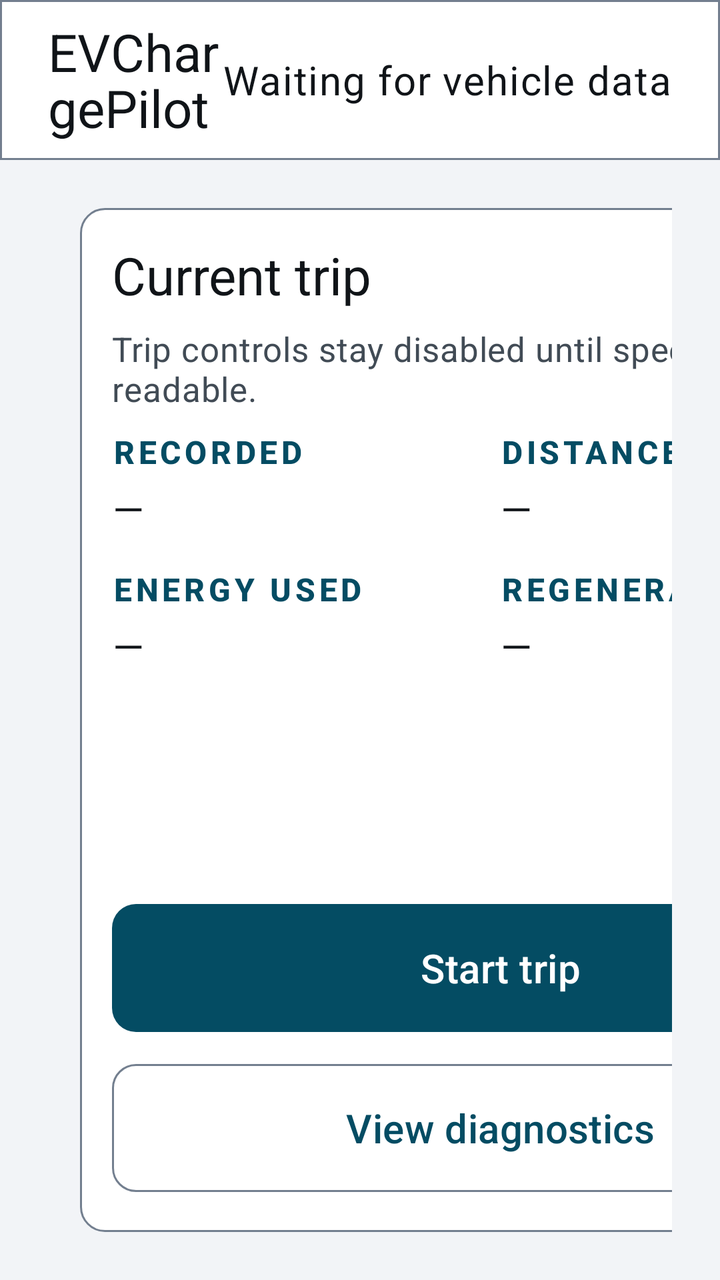
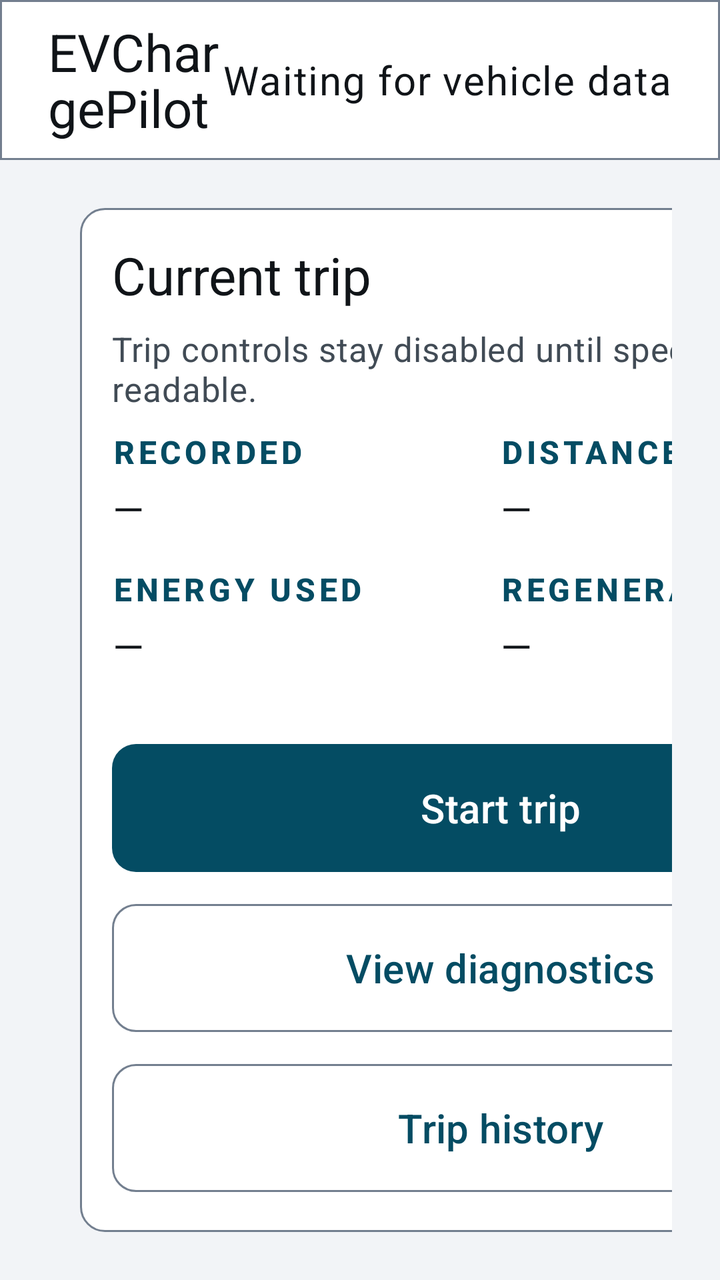

Compare the two renders of this Android layout. The source of the first and the diff that turns it into the second are given below.
<!-- AndroidManifest.xml: application theme Theme.EVChargePilot -->
<!-- res/layout/activity_main.xml -->
<?xml version="1.0" encoding="utf-8"?>
<LinearLayout xmlns:android="http://schemas.android.com/apk/res/android"
    xmlns:app="http://schemas.android.com/apk/res-auto"
    android:layout_width="match_parent"
    android:layout_height="match_parent"
    android:orientation="vertical">

    <LinearLayout
        android:layout_width="match_parent"
        android:layout_height="80dp"
        android:background="@drawable/bg_topbar"
        android:gravity="center_vertical"
        android:orientation="horizontal"
        android:paddingStart="@dimen/spacing_lg"
        android:paddingEnd="@dimen/spacing_lg">

        <TextView
            android:layout_width="0dp"
            android:layout_height="wrap_content"
            android:layout_weight="1"
            android:text="@string/app_name"
            android:textAppearance="@style/Text.EV.Title" />

        <TextView
            android:id="@+id/dataStatus"
            android:layout_width="wrap_content"
            android:layout_height="wrap_content"
            android:drawablePadding="@dimen/spacing_sm"
            android:text="@string/status_waiting_for_vehicle"
            android:textAppearance="@style/Text.EV.Body" />
    </LinearLayout>

    <LinearLayout
        android:layout_width="match_parent"
        android:layout_height="0dp"
        android:layout_weight="1"
        android:baselineAligned="false"
        android:orientation="horizontal"
        android:padding="@dimen/spacing_lg">

        <LinearLayout
            android:layout_width="0dp"
            android:layout_height="match_parent"
            android:layout_weight="1"
            android:orientation="vertical">

            <LinearLayout
                android:layout_width="match_parent"
                android:layout_height="190dp"
                android:background="@drawable/bg_card"
                android:baselineAligned="false"
                android:gravity="center_vertical"
                android:orientation="horizontal"
                android:padding="@dimen/spacing_lg">

                <LinearLayout
                    android:layout_width="0dp"
                    android:layout_height="wrap_content"
                    android:layout_weight="2"
                    android:orientation="vertical">

                    <TextView
                        android:layout_width="wrap_content"
                        android:layout_height="wrap_content"
                        android:text="@string/label_battery"
                        android:textAppearance="@style/Text.EV.SectionHeader" />

                    <TextView
                        android:id="@+id/socValue"
                        android:layout_width="wrap_content"
                        android:layout_height="wrap_content"
                        android:layout_marginTop="@dimen/spacing_sm"
                        android:fontFeatureSettings="tnum"
                        android:text="@string/value_soc_unavailable"
                        android:textAppearance="@style/Text.EV.Display" />

                    <TextView
                        android:layout_width="wrap_content"
                        android:layout_height="wrap_content"
                        android:layout_marginTop="@dimen/spacing_xs"
                        android:text="@string/soc_vehicle_reported"
                        android:textAppearance="@style/Text.EV.Secondary" />
                </LinearLayout>

                <LinearLayout
                    android:layout_width="0dp"
                    android:layout_height="wrap_content"
                    android:layout_weight="1"
                    android:gravity="end"
                    android:orientation="vertical">

                    <TextView
                        android:layout_width="wrap_content"
                        android:layout_height="wrap_content"
                        android:text="@string/label_power"
                        android:textAppearance="@style/Text.EV.SectionHeader" />

                    <TextView
                        android:id="@+id/powerValue"
                        android:layout_width="wrap_content"
                        android:layout_height="wrap_content"
                        android:layout_marginTop="@dimen/spacing_sm"
                        android:fontFeatureSettings="tnum"
                        android:text="@string/value_power_unavailable"
                        android:textAppearance="@style/Text.EV.Body" />

                    <TextView
                        android:layout_width="wrap_content"
                        android:layout_height="wrap_content"
                        android:layout_marginTop="@dimen/spacing_xs"
                        android:text="@string/power_sign_help"
                        android:textAppearance="@style/Text.EV.Secondary" />
                </LinearLayout>
            </LinearLayout>

            <LinearLayout
                android:layout_width="match_parent"
                android:layout_height="0dp"
                android:layout_weight="1"
                android:layout_marginTop="@dimen/spacing_md"
                android:background="@drawable/bg_card"
                android:orientation="vertical">

                <LinearLayout
                    android:layout_width="match_parent"
                    android:layout_height="0dp"
                    android:layout_weight="1"
                    android:baselineAligned="false"
                    android:orientation="horizontal">

                    <LinearLayout
                        style="@style/Widget.EV.Readout"
                        android:layout_width="0dp"
                        android:layout_height="match_parent"
                        android:layout_weight="1"
                        android:layout_marginEnd="@dimen/spacing_sm">
                        <TextView style="@style/Text.EV.ReadoutLabel" android:text="@string/label_range" />
                        <TextView android:id="@+id/rangeValue" style="@style/Text.EV.ReadoutValue" />
                    </LinearLayout>

                    <View
                        android:layout_width="1dp"
                        android:layout_height="match_parent"
                        android:background="@color/ev_outline" />

                    <LinearLayout
                        style="@style/Widget.EV.Readout"
                        android:layout_width="0dp"
                        android:layout_height="match_parent"
                        android:layout_weight="1"
                        android:layout_marginStart="@dimen/spacing_sm"
                        android:layout_marginEnd="@dimen/spacing_sm">
                        <TextView style="@style/Text.EV.ReadoutLabel" android:text="@string/label_speed" />
                        <TextView android:id="@+id/speedValue" style="@style/Text.EV.ReadoutValue" />
                    </LinearLayout>

                    <View
                        android:layout_width="1dp"
                        android:layout_height="match_parent"
                        android:background="@color/ev_outline" />

                    <LinearLayout
                        style="@style/Widget.EV.Readout"
                        android:layout_width="0dp"
                        android:layout_height="match_parent"
                        android:layout_weight="1"
                        android:layout_marginStart="@dimen/spacing_sm">
                        <TextView style="@style/Text.EV.ReadoutLabel" android:text="@string/label_climate" />
                        <TextView android:id="@+id/climateValue" style="@style/Text.EV.ReadoutValue" />
                    </LinearLayout>
                </LinearLayout>

                <View
                    android:layout_width="match_parent"
                    android:layout_height="1dp"
                    android:background="@color/ev_outline" />

                <LinearLayout
                    android:layout_width="match_parent"
                    android:layout_height="0dp"
                    android:layout_weight="1"
                    android:baselineAligned="false"
                    android:orientation="horizontal">

                    <LinearLayout
                        style="@style/Widget.EV.Readout"
                        android:layout_width="0dp"
                        android:layout_height="match_parent"
                        android:layout_weight="1"
                        android:layout_marginEnd="@dimen/spacing_sm">
                        <TextView style="@style/Text.EV.ReadoutLabel" android:text="@string/label_outside_temp" />
                        <TextView android:id="@+id/outsideTempValue" style="@style/Text.EV.ReadoutValue" />
                    </LinearLayout>

                    <View
                        android:layout_width="1dp"
                        android:layout_height="match_parent"
                        android:background="@color/ev_outline" />

                    <LinearLayout
                        style="@style/Widget.EV.Readout"
                        android:layout_width="0dp"
                        android:layout_height="match_parent"
                        android:layout_weight="1"
                        android:layout_marginStart="@dimen/spacing_sm"
                        android:layout_marginEnd="@dimen/spacing_sm">
                        <TextView style="@style/Text.EV.ReadoutLabel" android:text="@string/label_battery_temp" />
                        <TextView android:id="@+id/batteryTempValue" style="@style/Text.EV.ReadoutValue" />
                    </LinearLayout>

                    <View
                        android:layout_width="1dp"
                        android:layout_height="match_parent"
                        android:background="@color/ev_outline" />

                    <LinearLayout
                        style="@style/Widget.EV.Readout"
                        android:layout_width="0dp"
                        android:layout_height="match_parent"
                        android:layout_weight="1"
                        android:layout_marginStart="@dimen/spacing_sm">
                        <TextView style="@style/Text.EV.ReadoutLabel" android:text="@string/label_consumption" />
                        <TextView android:id="@+id/tripConsumptionValue" style="@style/Text.EV.ReadoutValue" />
                    </LinearLayout>
                </LinearLayout>
            </LinearLayout>
        </LinearLayout>

        <LinearLayout
            android:layout_width="@dimen/chargepilot_rail_width"
            android:layout_height="match_parent"
            android:layout_marginStart="@dimen/spacing_md"
            android:background="@drawable/bg_card"
            android:orientation="vertical"
            android:padding="@dimen/spacing_md">

            <TextView
                android:layout_width="wrap_content"
                android:layout_height="wrap_content"
                android:text="@string/label_current_trip"
                android:textAppearance="@style/Text.EV.Title" />

            <TextView
                android:id="@+id/tripHint"
                android:layout_width="match_parent"
                android:layout_height="wrap_content"
                android:layout_marginTop="@dimen/spacing_sm"
                android:minHeight="44dp"
                android:text="@string/trip_control_speed_unavailable"
                android:textAppearance="@style/Text.EV.Secondary" />

            <LinearLayout
                android:layout_width="match_parent"
                android:layout_height="wrap_content"
                android:layout_marginTop="@dimen/spacing_sm"
                android:baselineAligned="false"
                android:orientation="horizontal">

                <LinearLayout android:layout_width="0dp" android:layout_height="wrap_content" android:layout_weight="1" android:orientation="vertical">
                    <TextView style="@style/Text.EV.ReadoutLabel" android:text="@string/label_duration" />
                    <TextView android:id="@+id/tripDurationValue" style="@style/Text.EV.TripValue" />
                </LinearLayout>
                <LinearLayout android:layout_width="0dp" android:layout_height="wrap_content" android:layout_weight="1" android:orientation="vertical">
                    <TextView style="@style/Text.EV.ReadoutLabel" android:text="@string/label_distance" />
                    <TextView android:id="@+id/tripDistanceValue" style="@style/Text.EV.TripValue" />
                </LinearLayout>
            </LinearLayout>

            <LinearLayout
                android:layout_width="match_parent"
                android:layout_height="wrap_content"
                android:layout_marginTop="@dimen/spacing_md"
                android:baselineAligned="false"
                android:orientation="horizontal">

                <LinearLayout android:layout_width="0dp" android:layout_height="wrap_content" android:layout_weight="1" android:orientation="vertical">
                    <TextView style="@style/Text.EV.ReadoutLabel" android:text="@string/label_energy_used" />
                    <TextView android:id="@+id/tripEnergyValue" style="@style/Text.EV.TripValue" />
                </LinearLayout>
                <LinearLayout android:layout_width="0dp" android:layout_height="wrap_content" android:layout_weight="1" android:orientation="vertical">
                    <TextView style="@style/Text.EV.ReadoutLabel" android:text="@string/label_regenerated" />
                    <TextView android:id="@+id/tripRegenValue" style="@style/Text.EV.TripValue" />
                </LinearLayout>
            </LinearLayout>

            <Space
                android:layout_width="1dp"
                android:layout_height="0dp"
                android:layout_weight="1" />

            <com.google.android.material.button.MaterialButton
                android:id="@+id/tripAction"
                style="@style/Widget.EVChargePilot.Button"
                android:layout_width="match_parent"
                android:layout_height="@dimen/touch_target"
                android:text="@string/action_start_trip" />

            <com.google.android.material.button.MaterialButton
                android:id="@+id/diagnosticsAction"
                style="@style/Widget.EV.Button.Outlined"
                android:layout_width="match_parent"
                android:layout_height="@dimen/touch_target"
                android:layout_marginTop="@dimen/spacing_sm"
                android:text="@string/action_view_diagnostics" />
        </LinearLayout>
    </LinearLayout>
</LinearLayout>
<!-- resources referenced by this layout -->
<resources>
  <color name="ev_outline">#FF737F8F</color>
  <dimen name="chargepilot_rail_width">420dp</dimen>
  <dimen name="spacing_lg">24dp</dimen>
  <dimen name="spacing_md">16dp</dimen>
  <dimen name="spacing_sm">8dp</dimen>
  <dimen name="spacing_xs">4dp</dimen>
  <dimen name="touch_target">72dp</dimen>
  <string name="action_start_trip">Start trip</string>
  <string name="action_view_diagnostics">View diagnostics</string>
  <string name="app_name">EVChargePilot</string>
  <string name="label_battery">BATTERY</string>
  <string name="label_battery_temp">BATTERY TEMP.</string>
  <string name="label_climate">CLIMATE</string>
  <string name="label_consumption">AVERAGE</string>
  <string name="label_current_trip">Current trip</string>
  <string name="label_distance">DISTANCE</string>
  <string name="label_duration">RECORDED</string>
  <string name="label_energy_used">ENERGY USED</string>
  <string name="label_outside_temp">OUTSIDE</string>
  <string name="label_power">BATTERY POWER</string>
  <string name="label_range">RANGE</string>
  <string name="label_regenerated">REGENERATED</string>
  <string name="label_speed">SPEED</string>
  <string name="power_sign_help">+ consumption · − regeneration</string>
  <string name="soc_vehicle_reported">Vehicle-reported state of charge</string>
  <string name="status_waiting_for_vehicle">Waiting for vehicle data</string>
  <string name="trip_control_speed_unavailable">Trip controls stay disabled until speed is readable.</string>
  <string name="value_power_unavailable" translatable="false">— kW</string>
  <string name="value_soc_unavailable" translatable="false">— %</string>
  <style name="Text.EV.Body" parent="TextAppearance.Material3.BodyLarge">
          <item name="android:textSize">@dimen/text_body</item>
          <item name="android:textColor">@color/ev_text_primary</item>
      </style>
  <style name="Text.EV.Display" parent="TextAppearance.Material3.HeadlineSmall">
          <item name="android:textSize">@dimen/text_display</item>
          <item name="android:textColor">@color/ev_text_primary</item>
      </style>
  <style name="Text.EV.ReadoutLabel" parent="Text.EV.SectionHeader">
          <item name="android:layout_width">wrap_content</item>
          <item name="android:layout_height">wrap_content</item>
      </style>
  <style name="Text.EV.Secondary" parent="TextAppearance.Material3.BodyMedium">
          <item name="android:textSize">@dimen/text_secondary</item>
          <item name="android:textColor">@color/ev_text_secondary</item>
      </style>
  <style name="Text.EV.Title" parent="TextAppearance.Material3.TitleLarge">
          <item name="android:textSize">@dimen/text_title</item>
          <item name="android:textColor">@color/ev_text_primary</item>
      </style>
  <style name="Widget.EVChargePilot.Button" parent="Widget.EV.Button">
          <item name="android:textColor">@color/ev_button_text</item>
          <item name="backgroundTint">@color/ev_button_fill</item>
      </style>
  <color name="ev_surface">#FFFFFFFF</color>
  <dimen name="ev_corner">12dp</dimen>
  <dimen name="text_body">20sp</dimen>
  <color name="ev_text_primary">#FF101418</color>
  <dimen name="text_display">32sp</dimen>
  <string name="value_unavailable" translatable="false">—</string>
  <dimen name="text_secondary">17sp</dimen>
  <color name="ev_text_secondary">#FF414B55</color>
  <dimen name="text_label">16sp</dimen>
  <color name="ev_accent">#FF044C63</color>
  <dimen name="text_title">26sp</dimen>
  <style name="ShapeAppearanceOverlay.EV.Button" parent="">
          <item name="cornerSize">@dimen/ev_corner</item>
      </style>
  <color name="ev_on_accent">#FFFFFFFF</color>
  <color name="ev_surface_raised">#FFE4E8ED</color>
  <color name="ev_background">#FFF2F4F7</color>
  <color name="ev_error">#FF8F0F18</color>
  <!-- unchanged entries left out for length: 14 -->
</resources>

<!-- the commit's change to res/layout/activity_main.xml (unified diff, before → after) -->
@@ -302,6 +302,14 @@
                 android:layout_height="@dimen/touch_target"
                 android:layout_marginTop="@dimen/spacing_sm"
                 android:text="@string/action_view_diagnostics" />
+
+            <com.google.android.material.button.MaterialButton
+                android:id="@+id/historyAction"
+                style="@style/Widget.EV.Button.Outlined"
+                android:layout_width="match_parent"
+                android:layout_height="@dimen/touch_target"
+                android:layout_marginTop="@dimen/spacing_sm"
+                android:text="@string/action_trip_history" />
         </LinearLayout>
     </LinearLayout>
 </LinearLayout>
<!-- resource entries referenced after the edit -->
@@ -8,6 +8,7 @@
   <dimen name="spacing_xs">4dp</dimen>
   <dimen name="touch_target">72dp</dimen>
   <string name="action_start_trip">Start trip</string>
+  <string name="action_trip_history">Trip history</string>
   <string name="action_view_diagnostics">View diagnostics</string>
   <string name="app_name">EVChargePilot</string>
   <string name="label_battery">BATTERY</string>
